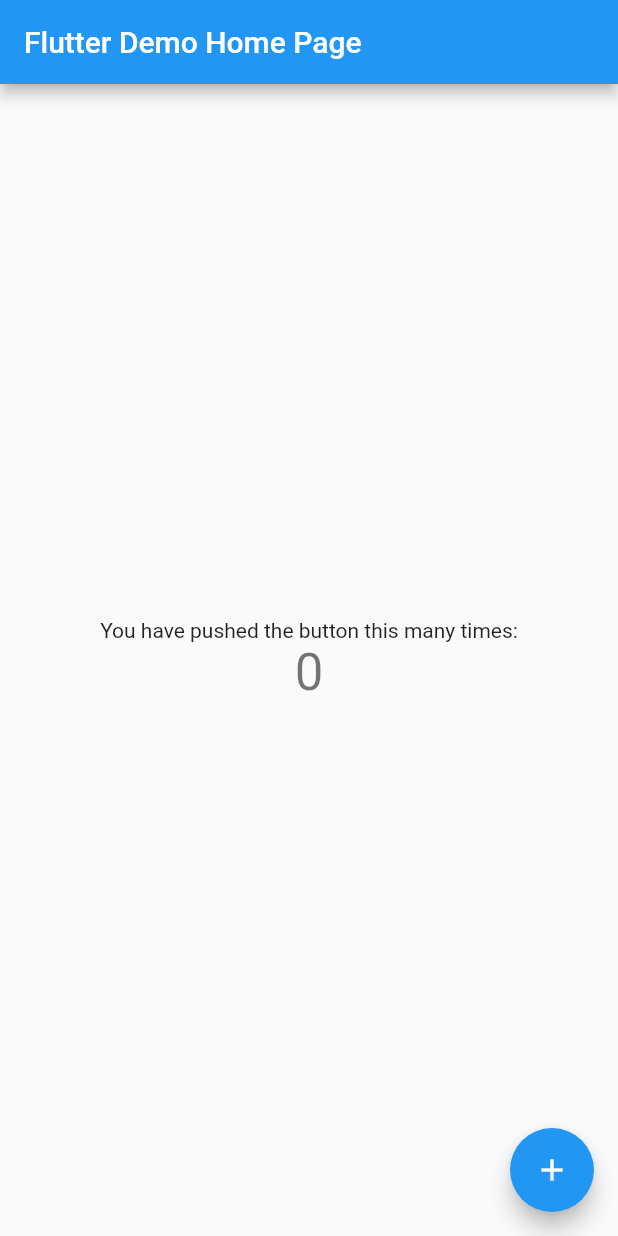
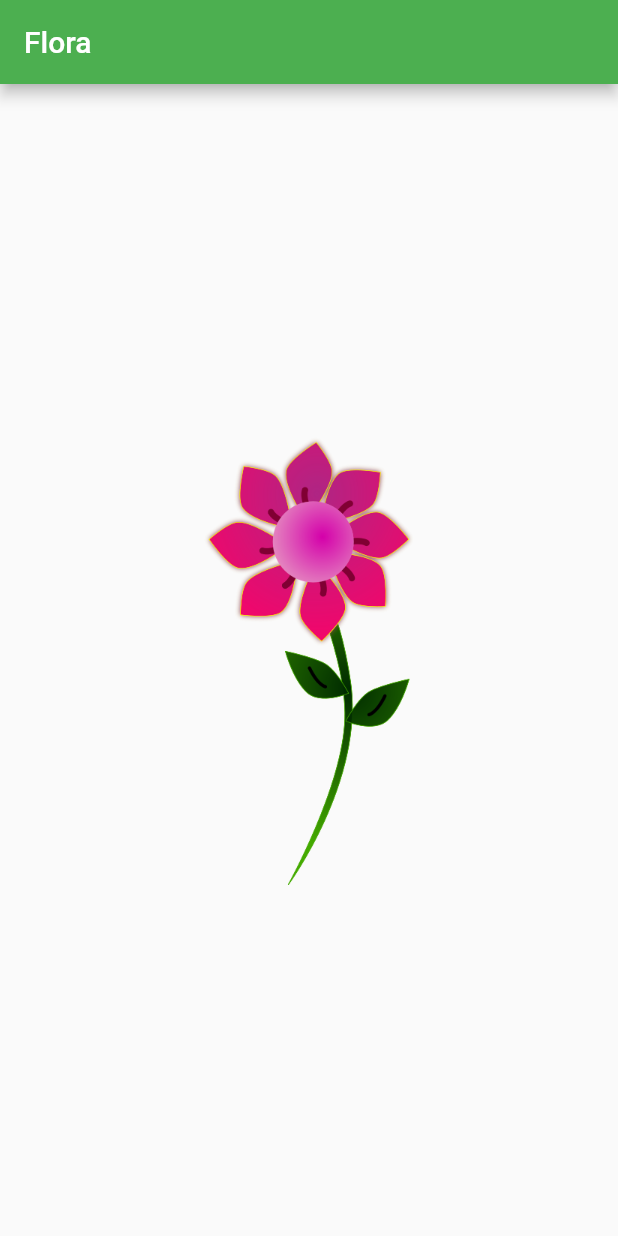
Before and after one commit to illfalcon/flora, a Flutter app: the screen it shows after launch, on a phone screen of 412 x 824 dp. Run offline on Flutter 3.47's test engine with Material 2 defaults, Android fonts, the phone set to English and light mode, and no system bars.

Commit message:
added first flower viewer

```diff
--- /dev/null
+++ b/lib/FlowerViewer.dart
@@ -0,0 +1,17 @@
+import 'package:flutter/material.dart';
+
+class FlowerViewer extends StatelessWidget {
+  final String _image;
+
+  FlowerViewer(this._image);
+
+  @override
+  Widget build(BuildContext context) {
+    return Image(
+      height: 300,
+      width: 300,
+      image: AssetImage(_image),
+    );
+  }
+
+}
--- a/lib/main.dart
+++ b/lib/main.dart
@@ -1,111 +1,36 @@
+import 'package:flora/FlowerViewer.dart';
 import 'package:flutter/material.dart';
 
-void main() => runApp(MyApp());
+void main() => runApp(Flora());
 
-class MyApp extends StatelessWidget {
+class Flora extends StatelessWidget {
   // This widget is the root of your application.
   @override
   Widget build(BuildContext context) {
     return MaterialApp(
-      title: 'Flutter Demo',
+      title: 'Flora',
       theme: ThemeData(
-        // This is the theme of your application.
-        //
-        // Try running your application with "flutter run". You'll see the
-        // application has a blue toolbar. Then, without quitting the app, try
-        // changing the primarySwatch below to Colors.green and then invoke
-        // "hot reload" (press "r" in the console where you ran "flutter run",
-        // or simply save your changes to "hot reload" in a Flutter IDE).
-        // Notice that the counter didn't reset back to zero; the application
-        // is not restarted.
-        primarySwatch: Colors.blue,
+        primaryColor: Colors.green,
+        accentColor: Colors.deepPurpleAccent,
       ),
-      home: MyHomePage(title: 'Flutter Demo Home Page'),
+      home: MainScreen(),
     );
   }
 }
 
-class MyHomePage extends StatefulWidget {
-  MyHomePage({Key key, this.title}) : super(key: key);
-
-  // This widget is the home page of your application. It is stateful, meaning
-  // that it has a State object (defined below) that contains fields that affect
-  // how it looks.
-
-  // This class is the configuration for the state. It holds the values (in this
-  // case the title) provided by the parent (in this case the App widget) and
-  // used by the build method of the State. Fields in a Widget subclass are
-  // always marked "final".
-
-  final String title;
-
-  @override
-  _MyHomePageState createState() => _MyHomePageState();
-}
-
-class _MyHomePageState extends State<MyHomePage> {
-  int _counter = 0;
-
-  void _incrementCounter() {
-    setState(() {
-      // This call to setState tells the Flutter framework that something has
-      // changed in this State, which causes it to rerun the build method below
-      // so that the display can reflect the updated values. If we changed
-      // _counter without calling setState(), then the build method would not be
-      // called again, and so nothing would appear to happen.
-      _counter++;
-    });
-  }
-
+class MainScreen extends StatelessWidget {
   @override
   Widget build(BuildContext context) {
-    // This method is rerun every time setState is called, for instance as done
-    // by the _incrementCounter method above.
-    //
-    // The Flutter framework has been optimized to make rerunning build methods
-    // fast, so that you can just rebuild anything that needs updating rather
-    // than having to individually change instances of widgets.
     return Scaffold(
       appBar: AppBar(
-        // Here we take the value from the MyHomePage object that was created by
-        // the App.build method, and use it to set our appbar title.
-        title: Text(widget.title),
+        title: Text("Flora",
+        style: TextStyle(
+          color: Colors.white,
+        ),),
       ),
       body: Center(
-        // Center is a layout widget. It takes a single child and positions it
-        // in the middle of the parent.
-        child: Column(
-          // Column is also a layout widget. It takes a list of children and
-          // arranges them vertically. By default, it sizes itself to fit its
-          // children horizontally, and tries to be as tall as its parent.
-          //
-          // Invoke "debug painting" (press "p" in the console, choose the
-          // "Toggle Debug Paint" action from the Flutter Inspector in Android
-          // Studio, or the "Toggle Debug Paint" command in Visual Studio Code)
-          // to see the wireframe for each widget.
-          //
-          // Column has various properties to control how it sizes itself and
-          // how it positions its children. Here we use mainAxisAlignment to
-          // center the children vertically; the main axis here is the vertical
-          // axis because Columns are vertical (the cross axis would be
-          // horizontal).
-          mainAxisAlignment: MainAxisAlignment.center,
-          children: <Widget>[
-            Text(
-              'You have pushed the button this many times:',
-            ),
-            Text(
-              '$_counter',
-              style: Theme.of(context).textTheme.display1,
-            ),
-          ],
-        ),
+        child: FlowerViewer('assets/images/flowers/flower.png'),
       ),
-      floatingActionButton: FloatingActionButton(
-        onPressed: _incrementCounter,
-        tooltip: 'Increment',
-        child: Icon(Icons.add),
-      ), // This trailing comma makes auto-formatting nicer for build methods.
     );
   }
 }
--- a/pubspec.yaml
+++ b/pubspec.yaml
@@ -34,7 +34,8 @@ dev_dependencies:
 
 # The following section is specific to Flutter.
 flutter:
-
+  assets:
+    - assets/images/flowers/flower.png
   # The following line ensures that the Material Icons font is
   # included with your application, so that you can use the icons in
   # the material Icons class.
```
Also changed, not shown: assets/images/flowers/flower.png (added), 1 other file.
